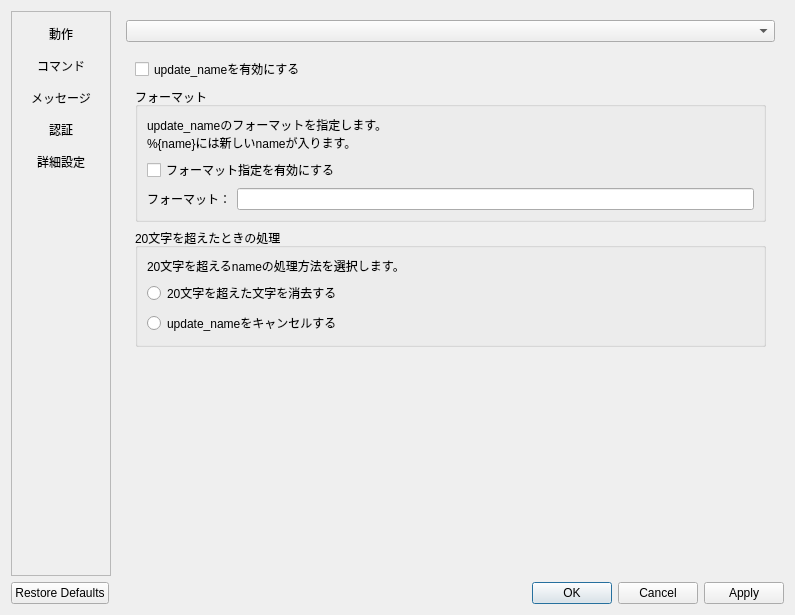
Old version of the form preferencesdialog.ui in the repository embicoin/update_name_Qt.
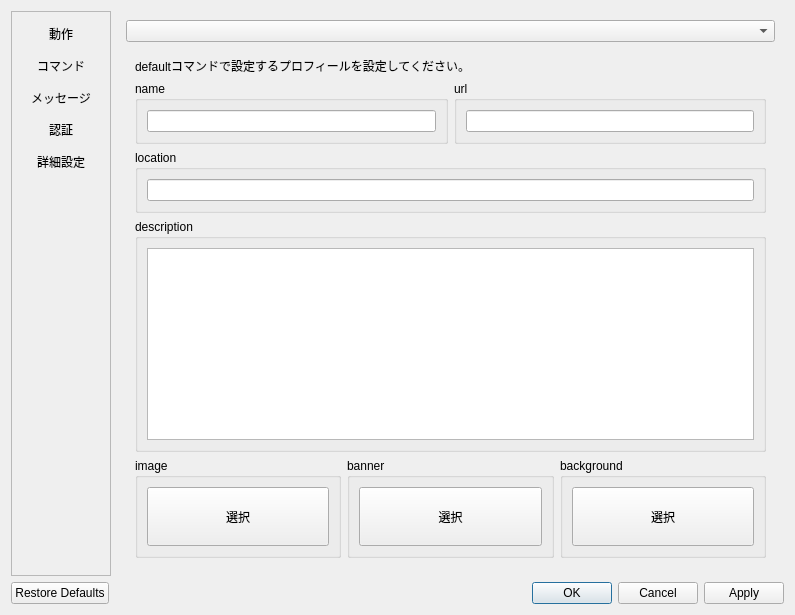
New version of the form. The open tabs and pages were chosen to show the change.

Commit message: コマンド追加

What changed in the file:
```diff
--- a/preferencesdialog.ui
+++ b/preferencesdialog.ui
@@ -176,45 +176,6 @@
            </layout>
           </widget>
          </item>
-         <item>
-          <widget class="QGroupBox" name="saveUpdateHistoryCheck">
-           <property name="title">
-            <string>履歴を保存する</string>
-           </property>
-           <property name="flat">
-            <bool>true</bool>
-           </property>
-           <property name="checkable">
-            <bool>true</bool>
-           </property>
-           <property name="checked">
-            <bool>false</bool>
-           </property>
-           <layout class="QVBoxLayout" name="verticalLayout_6">
-            <item>
-             <layout class="QHBoxLayout" name="horizontalLayout_2">
-              <item>
-               <widget class="QLabel" name="label">
-                <property name="text">
-                 <string>保存先：</string>
-                </property>
-               </widget>
-              </item>
-              <item>
-               <widget class="QLineEdit" name="updateHistoryFileNameLine"/>
-              </item>
-              <item>
-               <widget class="QPushButton" name="selectUpdateHistoryFileButton">
-                <property name="text">
-                 <string>参照</string>
-                </property>
-               </widget>
-              </item>
-             </layout>
-            </item>
-           </layout>
-          </widget>
-         </item>
          <item>
           <spacer name="verticalSpacer_2">
            <property name="orientation">
@@ -238,7 +199,7 @@
          <item>
           <widget class="QStackedWidget" name="commandStack">
            <property name="currentIndex">
-            <number>0</number>
+            <number>7</number>
            </property>
            <widget class="QWidget" name="page_5">
             <layout class="QVBoxLayout" name="verticalLayout_11">
@@ -483,6 +444,158 @@
              </item>
             </layout>
            </widget>
+           <widget class="QWidget" name="page_21">
+            <layout class="QVBoxLayout" name="verticalLayout_6">
+             <item>
+              <widget class="QLabel" name="label">
+               <property name="sizePolicy">
+                <sizepolicy hsizetype="Preferred" vsizetype="Fixed">
+                 <horstretch>0</horstretch>
+                 <verstretch>0</verstretch>
+                </sizepolicy>
+               </property>
+               <property name="text">
+                <string>defaultコマンドで設定するプロフィールを設定してください。</string>
+               </property>
+              </widget>
+             </item>
+             <item>
+              <layout class="QHBoxLayout" name="horizontalLayout_6">
+               <item>
+                <widget class="QGroupBox" name="groupBox_3">
+                 <property name="title">
+                  <string>name</string>
+                 </property>
+                 <layout class="QVBoxLayout" name="verticalLayout_46">
+                  <item>
+                   <widget class="QLineEdit" name="defaultNameLine"/>
+                  </item>
+                 </layout>
+                </widget>
+               </item>
+               <item>
+                <widget class="QGroupBox" name="groupBox_23">
+                 <property name="title">
+                  <string>url</string>
+                 </property>
+                 <layout class="QHBoxLayout" name="horizontalLayout_7">
+                  <item>
+                   <widget class="QLineEdit" name="defaultUrlLine"/>
+                  </item>
+                 </layout>
+                </widget>
+               </item>
+              </layout>
+             </item>
+             <item>
+              <widget class="QGroupBox" name="groupBox_26">
+               <property name="title">
+                <string>location</string>
+               </property>
+               <layout class="QVBoxLayout" name="verticalLayout_49">
+                <item>
+                 <widget class="QLineEdit" name="defaultLocationLine"/>
+                </item>
+               </layout>
+              </widget>
+             </item>
+             <item>
+              <widget class="QGroupBox" name="groupBox_25">
+               <property name="title">
+                <string>description</string>
+               </property>
+               <layout class="QVBoxLayout" name="verticalLayout_48">
+                <item>
+                 <widget class="QPlainTextEdit" name="defaultDescriptionText">
+                  <property name="sizePolicy">
+                   <sizepolicy hsizetype="Expanding" vsizetype="Fixed">
+                    <horstretch>0</horstretch>
+                    <verstretch>0</verstretch>
+                   </sizepolicy>
+                  </property>
+                 </widget>
+                </item>
+               </layout>
+              </widget>
+             </item>
+             <item>
+              <layout class="QHBoxLayout" name="horizontalLayout_2">
+               <item>
+                <widget class="QGroupBox" name="groupBox">
+                 <property name="title">
+                  <string>image</string>
+                 </property>
+                 <layout class="QHBoxLayout" name="horizontalLayout_3">
+                  <item>
+                   <widget class="QPushButton" name="defaultImageButton">
+                    <property name="sizePolicy">
+                     <sizepolicy hsizetype="Minimum" vsizetype="Expanding">
+                      <horstretch>0</horstretch>
+                      <verstretch>0</verstretch>
+                     </sizepolicy>
+                    </property>
+                    <property name="baseSize">
+                     <size>
+                      <width>0</width>
+                      <height>0</height>
+                     </size>
+                    </property>
+                    <property name="text">
+                     <string>選択</string>
+                    </property>
+                   </widget>
+                  </item>
+                 </layout>
+                </widget>
+               </item>
+               <item>
+                <widget class="QGroupBox" name="groupBox_2">
+                 <property name="title">
+                  <string>banner</string>
+                 </property>
+                 <layout class="QVBoxLayout" name="verticalLayout_45">
+                  <item>
+                   <widget class="QPushButton" name="defaultBannerButton">
+                    <property name="sizePolicy">
+                     <sizepolicy hsizetype="Minimum" vsizetype="Expanding">
+                      <horstretch>0</horstretch>
+                      <verstretch>0</verstretch>
+                     </sizepolicy>
+                    </property>
+                    <property name="text">
+                     <string>選択</string>
+                    </property>
+                   </widget>
+                  </item>
+                 </layout>
+                </widget>
+               </item>
+               <item>
+                <widget class="QGroupBox" name="groupBox_24">
+                 <property name="title">
+                  <string>background</string>
+                 </property>
+                 <layout class="QVBoxLayout" name="verticalLayout_47">
+                  <item>
+                   <widget class="QPushButton" name="defaultBackgroundButton">
+                    <property name="sizePolicy">
+                     <sizepolicy hsizetype="Minimum" vsizetype="Expanding">
+                      <horstretch>0</horstretch>
+                      <verstretch>0</verstretch>
+                     </sizepolicy>
+                    </property>
+                    <property name="text">
+                     <string>選択</string>
+                    </property>
+                   </widget>
+                  </item>
+                 </layout>
+                </widget>
+               </item>
+              </layout>
+             </item>
+            </layout>
+           </widget>
           </widget>
          </item>
         </layout>
```
Left out of the diff: 2 changed lines with no effect on the pictures. The commit also changes 1 other file.
